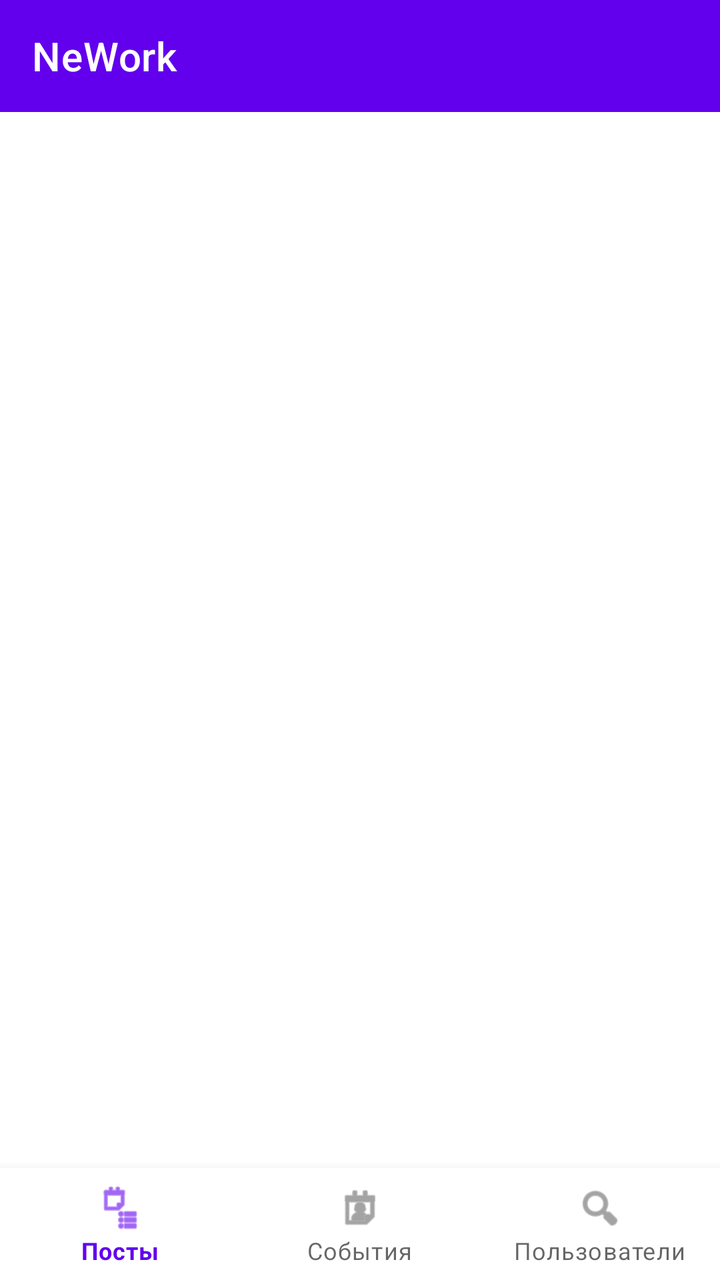
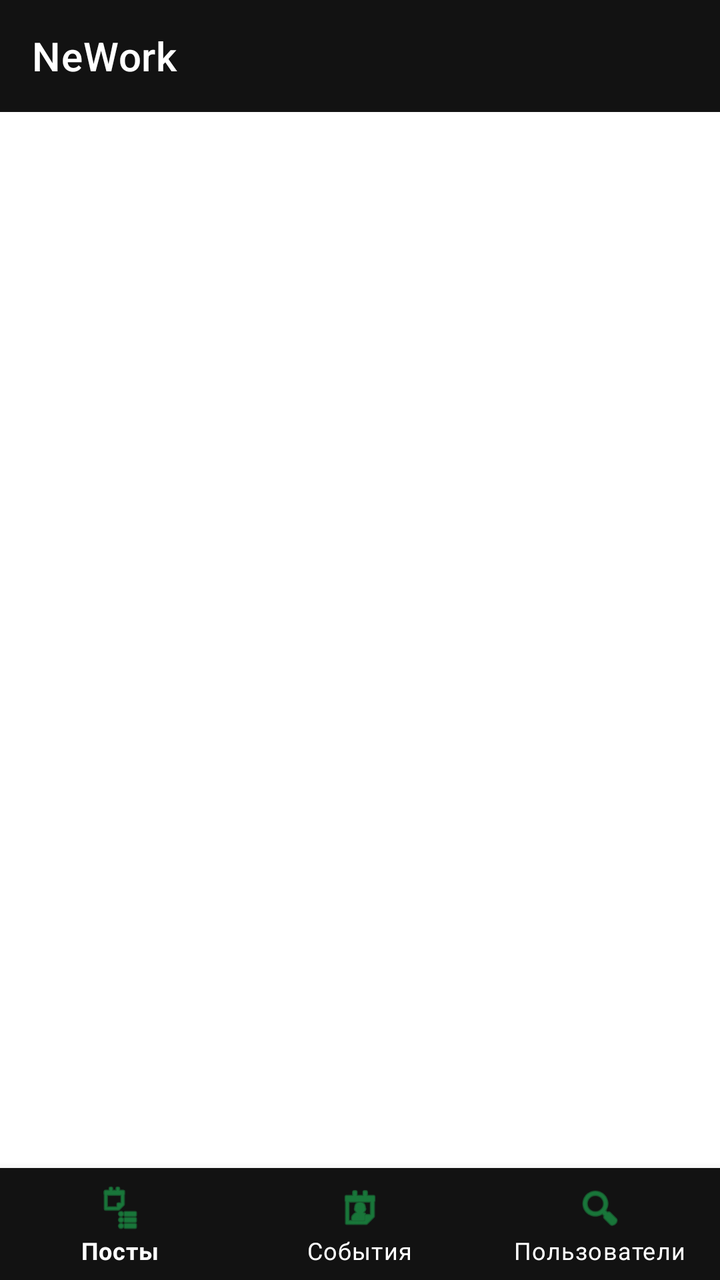

The first picture is an Android layout as it rendered before a commit; the second is the same layout after the commit. The layout source and the unified diff follow.
<!-- AndroidManifest.xml: application theme Theme.NeWork -->
<!-- res/layout/activity_main.xml -->
<?xml version="1.0" encoding="utf-8"?>
<LinearLayout xmlns:android="http://schemas.android.com/apk/res/android"
    xmlns:app="http://schemas.android.com/apk/res-auto"
    android:layout_width="match_parent"
    android:layout_height="match_parent"
    android:orientation="vertical">

    <com.google.android.material.appbar.MaterialToolbar
        android:id="@+id/toolbar"
        android:layout_width="match_parent"
        android:layout_height="wrap_content"
        android:background="?attr/colorPrimary"
        android:minHeight="?attr/actionBarSize"
        android:theme="@style/ThemeOverlay.MaterialComponents.Dark.ActionBar"
        app:title="@string/app_name" />

    <androidx.fragment.app.FragmentContainerView
        android:id="@+id/container"
        android:layout_width="match_parent"
        android:layout_height="0dp"
        android:layout_weight="1" />

    <com.google.android.material.bottomnavigation.BottomNavigationView
        android:id="@+id/bottomNavigation"
        android:layout_width="match_parent"
        android:layout_height="wrap_content"
        app:menu="@menu/main_bottom_navigation" />

</LinearLayout>
<!-- resources referenced by this layout -->
<resources>
  <string name="app_name">NeWork</string>
  <style name="Theme.NeWork" parent="Theme.MaterialComponents.DayNight.NoActionBar">
          <item name="colorPrimary">@color/purple_500</item>
          <item name="colorPrimaryVariant">@color/purple_700</item>
          <item name="colorOnPrimary">@color/white</item>
          <item name="colorSecondary">@color/teal_200</item>
          <item name="colorSecondaryVariant">@color/teal_700</item>
          <item name="colorOnSecondary">@color/black</item>
          <item name="android:statusBarColor">?attr/colorPrimaryVariant</item>
      </style>
  <color name="purple_500">#FF6200EE</color>
  <color name="purple_700">#FF3700B3</color>
  <color name="white">#FFFFFFFF</color>
  <color name="teal_200">#FF03DAC5</color>
  <color name="teal_700">#FF018786</color>
  <color name="black">#FF000000</color>
</resources>

<!-- the commit's change to res/layout/activity_main.xml (unified diff, before → after) -->
@@ -9,21 +9,26 @@
         android:id="@+id/toolbar"
         android:layout_width="match_parent"
         android:layout_height="wrap_content"
-        android:background="?attr/colorPrimary"
+        android:background="@color/black"
         android:minHeight="?attr/actionBarSize"
         android:theme="@style/ThemeOverlay.MaterialComponents.Dark.ActionBar"
-        app:title="@string/app_name" />
+        app:title="@string/app_name"
+        app:titleTextColor="@color/white" />
 
     <androidx.fragment.app.FragmentContainerView
         android:id="@+id/container"
         android:layout_width="match_parent"
         android:layout_height="0dp"
-        android:layout_weight="1" />
+        android:layout_weight="1"
+        android:background="@color/white" />
 
     <com.google.android.material.bottomnavigation.BottomNavigationView
         android:id="@+id/bottomNavigation"
         android:layout_width="match_parent"
         android:layout_height="wrap_content"
+        android:background="@color/black"
+        app:itemIconTint="@color/green"
+        app:itemTextColor="@color/white"
         app:menu="@menu/main_bottom_navigation" />
 
 </LinearLayout>
<!-- resource entries referenced after the edit -->
@@ -2,19 +2,19 @@
 <resources>
   <string name="app_name">NeWork</string>
   <style name="Theme.NeWork" parent="Theme.MaterialComponents.DayNight.NoActionBar">
-          <item name="colorPrimary">@color/purple_500</item>
-          <item name="colorPrimaryVariant">@color/purple_700</item>
-          <item name="colorOnPrimary">@color/white</item>
-          <item name="colorSecondary">@color/teal_200</item>
-          <item name="colorSecondaryVariant">@color/teal_700</item>
+          <item name="colorPrimary">@color/green</item>
+          <item name="colorPrimaryVariant">@color/green_dark</item>
+          <item name="colorOnPrimary">@color/black</item>
+          <item name="colorSecondary">@color/green_light</item>
+          <item name="colorSecondaryVariant">@color/green</item>
           <item name="colorOnSecondary">@color/black</item>
-          <item name="android:statusBarColor">?attr/colorPrimaryVariant</item>
+          <item name="android:statusBarColor">@color/black</item>
+          <item name="android:navigationBarColor">@color/black</item>
       </style>
-  <color name="purple_500">#FF6200EE</color>
-  <color name="purple_700">#FF3700B3</color>
+  <color name="green_dark">#FF14833B</color>
+  <color name="green_light">#FF1ED760</color>
   <color name="white">#FFFFFFFF</color>
-  <color name="teal_200">#FF03DAC5</color>
-  <color name="teal_700">#FF018786</color>
-  <color name="black">#FF000000</color>
+  <color name="black">#FF121212</color>
+  <color name="green">#FF1DB954</color>
 </resources>
 
